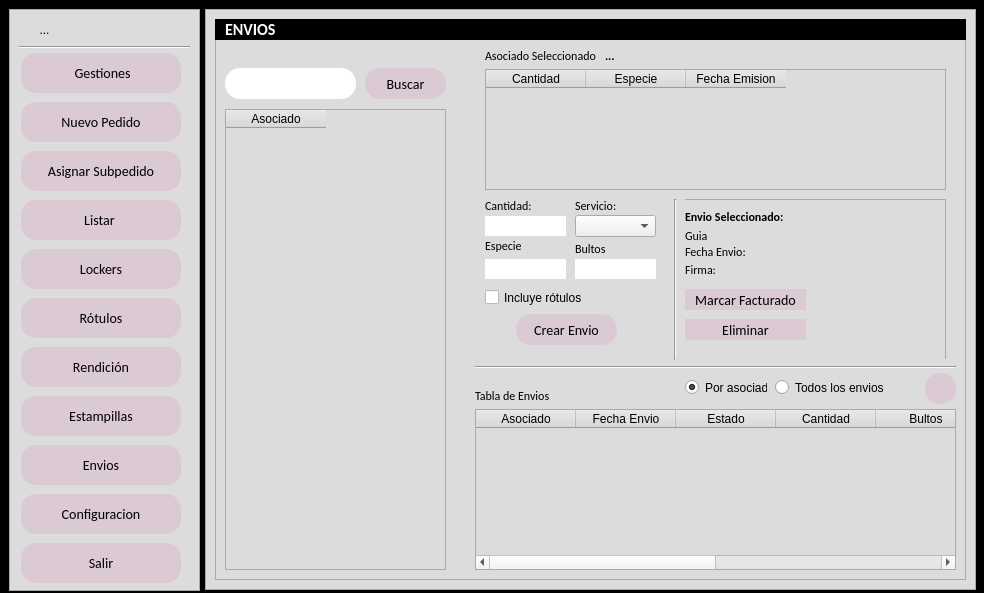
First picture: the form in main.ui, repository zenfranco/Gestion_rotulos, before the edit.
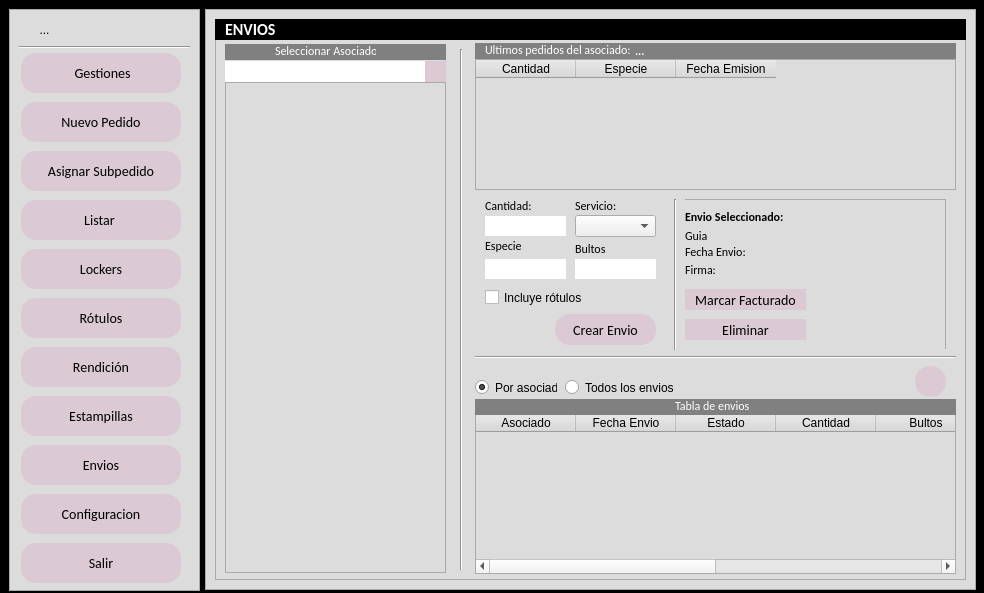
Second picture: the form after the edit. The open tabs and pages were chosen to show the change. Icons and pictures are not drawn.

Commit message: SE DEPURA EL CODIGO Y SE AGREGA FUNCIONALIDADES EN EL MODULO ENVIOS

```diff
--- a/main.ui
+++ b/main.ui
@@ -7040,9 +7040,9 @@
           <property name="geometry">
            <rect>
             <x>10</x>
-            <y>90</y>
+            <y>63</y>
             <width>221</width>
-            <height>461</height>
+            <height>491</height>
            </rect>
           </property>
           <property name="editTriggers">
@@ -7054,6 +7054,9 @@
           <property name="selectionBehavior">
            <enum>QAbstractItemView::SelectItems</enum>
           </property>
+          <attribute name="horizontalHeaderVisible">
+           <bool>false</bool>
+          </attribute>
           <attribute name="verticalHeaderVisible">
            <bool>false</bool>
           </attribute>
@@ -7067,32 +7070,45 @@
           <property name="geometry">
            <rect>
             <x>10</x>
-            <y>49</y>
-            <width>131</width>
-            <height>31</height>
+            <y>42</y>
+            <width>201</width>
+            <height>21</height>
            </rect>
           </property>
          </widget>
          <widget class="QPushButton" name="btn_buscar_asociados">
           <property name="geometry">
            <rect>
-            <x>150</x>
-            <y>49</y>
-            <width>81</width>
-            <height>31</height>
+            <x>210</x>
+            <y>42</y>
+            <width>21</width>
+            <height>21</height>
            </rect>
           </property>
           <property name="text">
-           <string>Buscar</string>
+           <string/>
+          </property>
+          <property name="icon">
+           <iconset>
+            <normaloff>icons/search.png</normaloff>icons/search.png</iconset>
+          </property>
+          <property name="iconSize">
+           <size>
+            <width>12</width>
+            <height>12</height>
+           </size>
+          </property>
+          <property name="shortcut">
+           <string>Return</string>
           </property>
          </widget>
          <widget class="QTableWidget" name="tb_subpedidos_envios">
           <property name="geometry">
            <rect>
-            <x>270</x>
-            <y>50</y>
-            <width>461</width>
-            <height>121</height>
+            <x>260</x>
+            <y>40</y>
+            <width>481</width>
+            <height>131</height>
            </rect>
           </property>
           <property name="editTriggers">
@@ -7273,7 +7289,7 @@
          <widget class="QPushButton" name="btn_crearenvio">
           <property name="geometry">
            <rect>
-            <x>301</x>
+            <x>340</x>
             <y>295</y>
             <width>101</width>
             <height>31</height>
@@ -7300,7 +7316,7 @@
           <property name="geometry">
            <rect>
             <x>260</x>
-            <y>390</y>
+            <y>394</y>
             <width>481</width>
             <height>161</height>
            </rect>
@@ -7346,23 +7362,10 @@
            </property>
           </column>
          </widget>
-         <widget class="QLabel" name="label_103">
-          <property name="geometry">
-           <rect>
-            <x>260</x>
-            <y>369</y>
-            <width>91</width>
-            <height>16</height>
-           </rect>
-          </property>
-          <property name="text">
-           <string>Tabla de Envios</string>
-          </property>
-         </widget>
          <widget class="QRadioButton" name="rb_xasociado_envios">
           <property name="geometry">
            <rect>
-            <x>470</x>
+            <x>260</x>
             <y>360</y>
             <width>82</width>
             <height>17</height>
@@ -7378,7 +7381,7 @@
          <widget class="QRadioButton" name="t">
           <property name="geometry">
            <rect>
-            <x>560</x>
+            <x>350</x>
             <y>360</y>
             <width>111</width>
             <height>17</height>
@@ -7392,7 +7395,7 @@
           <property name="geometry">
            <rect>
             <x>260</x>
-            <y>340</y>
+            <y>330</y>
             <width>481</width>
             <height>16</height>
            </rect>
@@ -7401,39 +7404,6 @@
            <enum>Qt::Horizontal</enum>
           </property>
          </widget>
-         <widget class="QLabel" name="label_104">
-          <property name="geometry">
-           <rect>
-            <x>270</x>
-            <y>29</y>
-            <width>111</width>
-            <height>16</height>
-           </rect>
-          </property>
-          <property name="text">
-           <string>Asociado Seleccionado:</string>
-          </property>
-         </widget>
-         <widget class="QLabel" name="signal_asociado_envios">
-          <property name="geometry">
-           <rect>
-            <x>390</x>
-            <y>29</y>
-            <width>181</width>
-            <height>16</height>
-           </rect>
-          </property>
-          <property name="font">
-           <font>
-            <family>Calibri</family>
-            <weight>75</weight>
-            <bold>true</bold>
-           </font>
-          </property>
-          <property name="text">
-           <string>...</string>
-          </property>
-         </widget>
          <widget class="QLineEdit" name="txt_cantidad_envios">
           <property name="geometry">
            <rect>
@@ -7496,8 +7466,8 @@
          <widget class="QPushButton" name="btn_refresh_envios">
           <property name="geometry">
            <rect>
-            <x>710</x>
-            <y>354</y>
+            <x>700</x>
+            <y>347</y>
             <width>31</width>
             <height>31</height>
            </rect>
@@ -7526,13 +7496,173 @@
             <x>450</x>
             <y>180</y>
             <width>20</width>
-            <height>161</height>
+            <height>151</height>
            </rect>
           </property>
           <property name="orientation">
            <enum>Qt::Vertical</enum>
           </property>
          </widget>
+         <widget class="QFrame" name="frame_40">
+          <property name="geometry">
+           <rect>
+            <x>10</x>
+            <y>25</y>
+            <width>221</width>
+            <height>16</height>
+           </rect>
+          </property>
+          <property name="styleSheet">
+           <string notr="true">background:grey;
+border-radius:15px;
+</string>
+          </property>
+          <property name="frameShape">
+           <enum>QFrame::StyledPanel</enum>
+          </property>
+          <property name="frameShadow">
+           <enum>QFrame::Raised</enum>
+          </property>
+          <widget class="QLabel" name="label_123">
+           <property name="geometry">
+            <rect>
+             <x>50</x>
+             <y>-1</y>
+             <width>101</width>
+             <height>16</height>
+            </rect>
+           </property>
+           <property name="styleSheet">
+            <string notr="true">color:rgb(255, 255, 255);</string>
+           </property>
+           <property name="text">
+            <string>Seleccionar Asociado</string>
+           </property>
+          </widget>
+         </widget>
+         <widget class="QFrame" name="frame_41">
+          <property name="geometry">
+           <rect>
+            <x>260</x>
+            <y>380</y>
+            <width>481</width>
+            <height>16</height>
+           </rect>
+          </property>
+          <property name="styleSheet">
+           <string notr="true">background:grey;
+border-radius:15px;
+</string>
+          </property>
+          <property name="frameShape">
+           <enum>QFrame::StyledPanel</enum>
+          </property>
+          <property name="frameShadow">
+           <enum>QFrame::Raised</enum>
+          </property>
+          <widget class="QLabel" name="label_124">
+           <property name="geometry">
+            <rect>
+             <x>200</x>
+             <y>-1</y>
+             <width>101</width>
+             <height>16</height>
+            </rect>
+           </property>
+           <property name="styleSheet">
+            <string notr="true">color:rgb(255, 255, 255);</string>
+           </property>
+           <property name="text">
+            <string>Tabla de envios</string>
+           </property>
+          </widget>
+         </widget>
+         <widget class="Line" name="line_17">
+          <property name="geometry">
+           <rect>
+            <x>236</x>
+            <y>30</y>
+            <width>20</width>
+            <height>521</height>
+           </rect>
+          </property>
+          <property name="orientation">
+           <enum>Qt::Vertical</enum>
+          </property>
+         </widget>
+         <widget class="QFrame" name="frame_42">
+          <property name="geometry">
+           <rect>
+            <x>260</x>
+            <y>24</y>
+            <width>481</width>
+            <height>16</height>
+           </rect>
+          </property>
+          <property name="styleSheet">
+           <string notr="true">background:grey;
+border-radius:15px;
+</string>
+          </property>
+          <property name="frameShape">
+           <enum>QFrame::StyledPanel</enum>
+          </property>
+          <property name="frameShadow">
+           <enum>QFrame::Raised</enum>
+          </property>
+          <widget class="QLabel" name="label_125">
+           <property name="geometry">
+            <rect>
+             <x>10</x>
+             <y>-1</y>
+             <width>151</width>
+             <height>16</height>
+            </rect>
+           </property>
+           <property name="styleSheet">
+            <string notr="true">color:rgb(255, 255, 255);</string>
+           </property>
+           <property name="text">
+            <string>Ultimos pedidos del asociado:</string>
+           </property>
+          </widget>
+          <widget class="QLabel" name="signal_asociado_envios">
+           <property name="geometry">
+            <rect>
+             <x>160</x>
+             <y>0</y>
+             <width>181</width>
+             <height>16</height>
+            </rect>
+           </property>
+           <property name="font">
+            <font>
+             <family>Calibri</family>
+             <weight>75</weight>
+             <bold>true</bold>
+            </font>
+           </property>
+           <property name="styleSheet">
+            <string notr="true">color: rgb(255, 255, 255);</string>
+           </property>
+           <property name="text">
+            <string>...</string>
+           </property>
+          </widget>
+         </widget>
+         <widget class="QLabel" name="signal_emision">
+          <property name="geometry">
+           <rect>
+            <x>271</x>
+            <y>293</y>
+            <width>47</width>
+            <height>13</height>
+           </rect>
+          </property>
+          <property name="text">
+           <string/>
+          </property>
+         </widget>
         </widget>
        </widget>
        <widget class="QWidget" name="p_estampillas">
```
Left out of the diff: 30 changed lines with no effect on the pictures. The commit also changes 8 other files.
